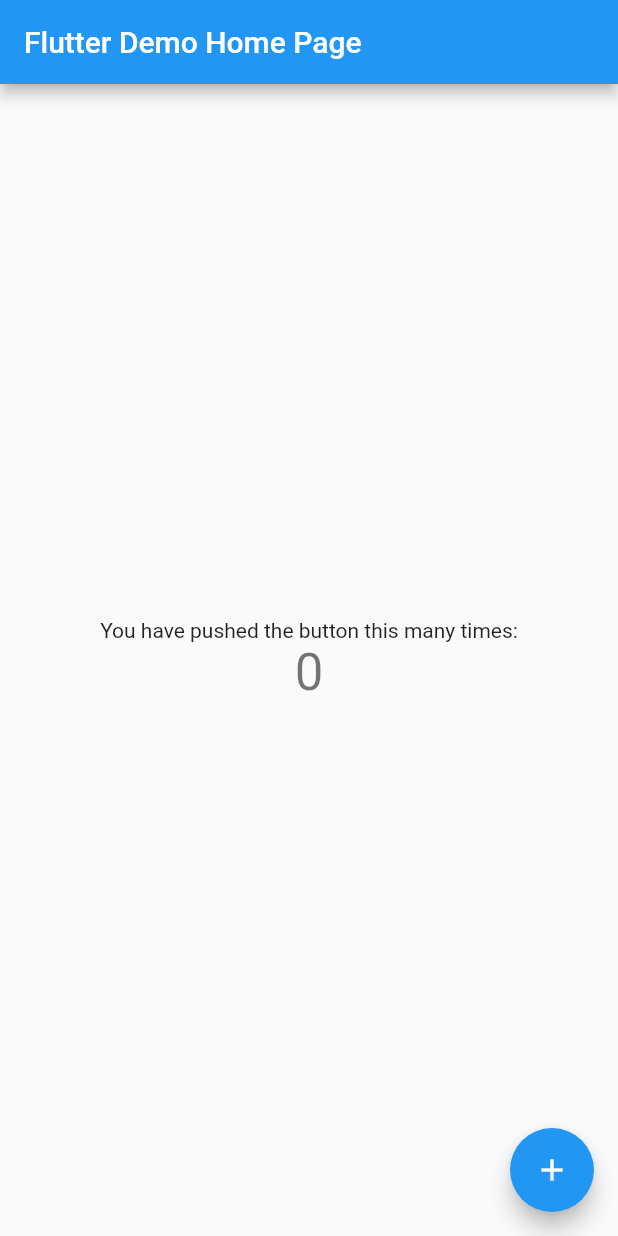
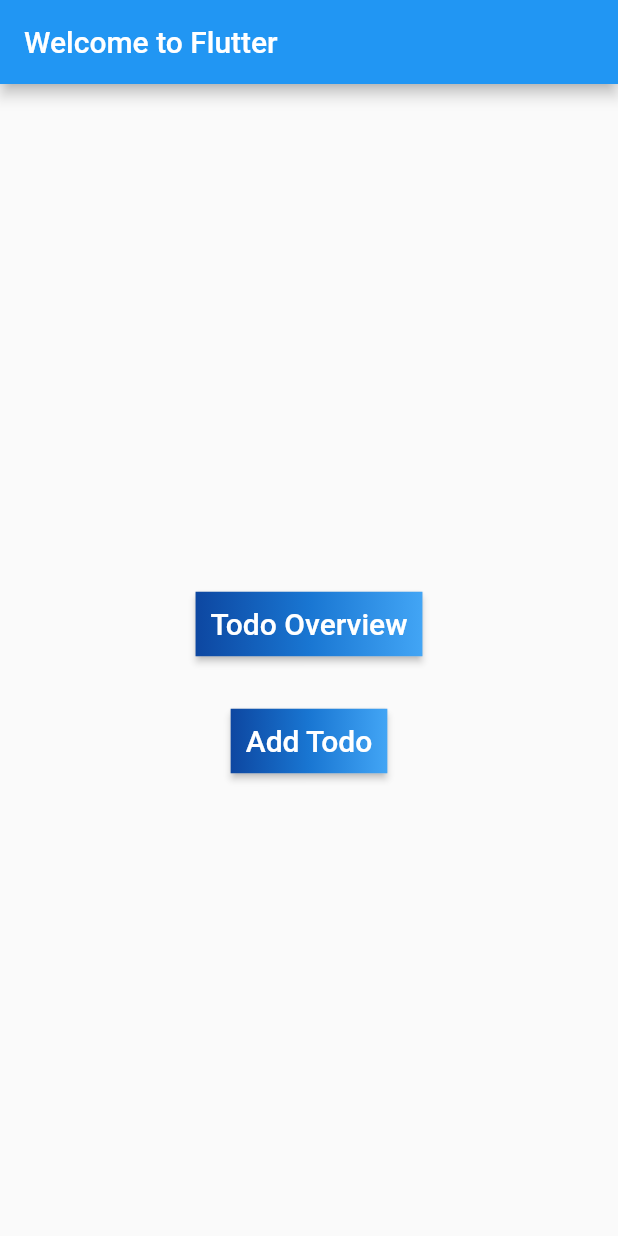
Before and after one commit to ucll-mobile-2021/project-Stef, a Flutter app: the screen it shows after launch, on a phone screen of 412 x 824 dp. Run offline on Flutter 3.47's test engine with Material 2 defaults, Android fonts, the phone set to English and light mode, and no system bars.

Commit message:
first steps

```diff
--- a/app.txt
+++ b/app.txt
@@ -29,9 +29,9 @@ Extensions:
 Screens:
 	Splash screen (extension): Todo in right colors + fancy font
 	Home:
+		2 buttons (overview, add)
+	Overview:
 		Overview of todo's
-		Button to add
-		(View completed todo's)
 	Details:
 		Show details (Title, due date, description)
 		Possibility to remove/edit
--- a/lib/main.dart
+++ b/lib/main.dart
@@ -1,117 +1,36 @@
 import 'package:flutter/material.dart';
+import 'src/screens/home.dart';
 
-void main() {
-  runApp(MyApp());
-}
+void main() => runApp(TodoApp());
 
 class MyApp extends StatelessWidget {
-  // This widget is the root of your application.
   @override
   Widget build(BuildContext context) {
     return MaterialApp(
-      title: 'Flutter Demo',
-      theme: ThemeData(
-        // This is the theme of your application.
-        //
-        // Try running your application with "flutter run". You'll see the
-        // application has a blue toolbar. Then, without quitting the app, try
-        // changing the primarySwatch below to Colors.green and then invoke
-        // "hot reload" (press "r" in the console where you ran "flutter run",
-        // or simply save your changes to "hot reload" in a Flutter IDE).
-        // Notice that the counter didn't reset back to zero; the application
-        // is not restarted.
-        primarySwatch: Colors.blue,
-        // This makes the visual density adapt to the platform that you run
-        // the app on. For desktop platforms, the controls will be smaller and
-        // closer together (more dense) than on mobile platforms.
-        visualDensity: VisualDensity.adaptivePlatformDensity,
-      ),
-      home: MyHomePage(title: 'Flutter Demo Home Page'),
+      title: 'Todo',
+      home: Scaffold(
+        appBar: AppBar(
+          title: Text('Welcome to Flutter'),
+        ),
+        body: Center(
+          child: Text('Hello World'),
+        ),
+      )
     );
   }
 }
 
-class MyHomePage extends StatefulWidget {
-  MyHomePage({Key key, this.title}) : super(key: key);
-
-  // This widget is the home page of your application. It is stateful, meaning
-  // that it has a State object (defined below) that contains fields that affect
-  // how it looks.
-
-  // This class is the configuration for the state. It holds the values (in this
-  // case the title) provided by the parent (in this case the App widget) and
-  // used by the build method of the State. Fields in a Widget subclass are
-  // always marked "final".
-
-  final String title;
-
+class TodoApp extends StatefulWidget {
   @override
-  _MyHomePageState createState() => _MyHomePageState();
+  _TodoAppState createState() => _TodoAppState();
 }
 
-class _MyHomePageState extends State<MyHomePage> {
-  int _counter = 0;
-
-  void _incrementCounter() {
-    setState(() {
-      // This call to setState tells the Flutter framework that something has
-      // changed in this State, which causes it to rerun the build method below
-      // so that the display can reflect the updated values. If we changed
-      // _counter without calling setState(), then the build method would not be
-      // called again, and so nothing would appear to happen.
-      _counter++;
-    });
-  }
-
+class _TodoAppState extends State<TodoApp> {
   @override
   Widget build(BuildContext context) {
-    // This method is rerun every time setState is called, for instance as done
-    // by the _incrementCounter method above.
-    //
-    // The Flutter framework has been optimized to make rerunning build methods
-    // fast, so that you can just rebuild anything that needs updating rather
-    // than having to individually change instances of widgets.
-    return Scaffold(
-      appBar: AppBar(
-        // Here we take the value from the MyHomePage object that was created by
-        // the App.build method, and use it to set our appbar title.
-        title: Text(widget.title),
-      ),
-      body: Center(
-        // Center is a layout widget. It takes a single child and positions it
-        // in the middle of the parent.
-        child: Column(
-          // Column is also a layout widget. It takes a list of children and
-          // arranges them vertically. By default, it sizes itself to fit its
-          // children horizontally, and tries to be as tall as its parent.
-          //
-          // Invoke "debug painting" (press "p" in the console, choose the
-          // "Toggle Debug Paint" action from the Flutter Inspector in Android
-          // Studio, or the "Toggle Debug Paint" command in Visual Studio Code)
-          // to see the wireframe for each widget.
-          //
-          // Column has various properties to control how it sizes itself and
-          // how it positions its children. Here we use mainAxisAlignment to
-          // center the children vertically; the main axis here is the vertical
-          // axis because Columns are vertical (the cross axis would be
-          // horizontal).
-          mainAxisAlignment: MainAxisAlignment.center,
-          children: <Widget>[
-            Text(
-              'You have pushed the button this many times:',
-            ),
-            Text(
-              '$_counter',
-              style: Theme.of(context).textTheme.headline4,
-            ),
-          ],
-        ),
-      ),
-      floatingActionButton: FloatingActionButton(
-        onPressed: _incrementCounter,
-        tooltip: 'Increment',
-        child: Icon(Icons.add),
-      ), // This trailing comma makes auto-formatting nicer for build methods.
+    return MaterialApp(
+      title: 'Todo',
+      home: MyHomePage()
     );
   }
 }
--- /dev/null
+++ b/lib/src/components/appbar.dart
@@ -0,0 +1,5 @@
+import "package:flutter/material.dart";
+
+class TodoAppBar extends AppBar{
+
+}
--- /dev/null
+++ b/lib/src/screens/home.dart
@@ -0,0 +1,77 @@
+import "package:flutter/material.dart";
+
+import 'overview.dart';
+
+class MyHomePage extends StatelessWidget {
+  @override
+  Widget build(BuildContext context) {
+    return MaterialApp(
+        title: 'Home',
+        home: Scaffold(
+          appBar: AppBar(
+            title: Text('Welcome to Flutter'),
+          ),
+          body: HomeBody()
+        ));
+  }
+}
+
+class HomeBody extends StatelessWidget {
+  @override
+  Widget build(BuildContext context) {
+    return Center(
+      child: Column(
+        mainAxisSize: MainAxisSize.min,
+        children: <Widget>[
+          const SizedBox(height: 30),
+          RaisedButton(
+            onPressed: () {
+              Navigator.push(
+                context,
+                MaterialPageRoute(builder: (context) => Overview())
+              );
+            },
+            textColor: Colors.white,
+            padding: const EdgeInsets.all(0.0),
+            child: Container(
+              decoration: const BoxDecoration(
+                gradient: LinearGradient(
+                  colors: <Color>[
+                    Color(0xFF0D47A1),
+                    Color(0xFF1976D2),
+                    Color(0xFF42A5F5),
+                  ],
+                ),
+              ),
+              padding: const EdgeInsets.all(10.0),
+              child:
+                  const Text('Todo Overview', style: TextStyle(fontSize: 20)),
+            ),
+          ),
+          const SizedBox(height: 30),
+          RaisedButton(
+            onPressed: () {},
+            textColor: Colors.white,
+            padding: const EdgeInsets.all(0.0),
+            child: Container(
+              decoration: const BoxDecoration(
+                gradient: LinearGradient(
+                  colors: <Color>[
+                    Color(0xFF0D47A1),
+                    Color(0xFF1976D2),
+                    Color(0xFF42A5F5),
+                  ],
+                ),
+              ),
+              padding: const EdgeInsets.all(10.0),
+              child:
+              const Text('Add Todo', style: TextStyle(fontSize: 20)),
+            ),
+          ),
+        ],
+      ),
+    );
+  }
+
+
+}
--- /dev/null
+++ b/lib/src/screens/overview.dart
@@ -0,0 +1,18 @@
+import "package:flutter/material.dart";
+
+class Overview extends StatelessWidget {
+  @override
+  Widget build(BuildContext context) {
+    return MaterialApp(
+        title: 'Todo',
+        home: Scaffold(
+          appBar: AppBar(
+            title: Text('Welcome to Flutter'),
+          ),
+          body: Center(
+            child: Text('Hello World'),
+          ),
+        )
+    );
+  }
+}
```
Also changed, not shown: lib/src/model/model.dart (added, +31 -0 lines), lib/src/services/database.dart (added), 1 other file.
